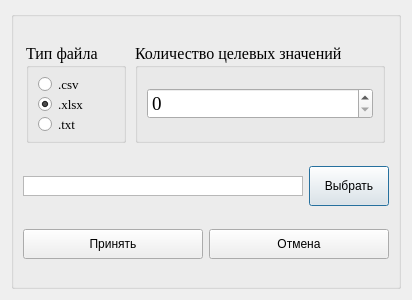
Qt form uixml/FUIfu.ui (ILTZ/NNGUI) before a commit.
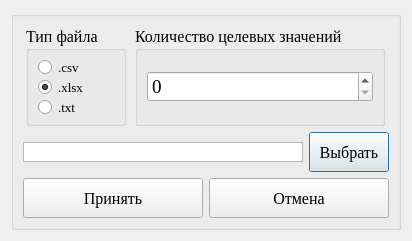
The same form after that commit.

```diff
--- a/uixml/FUIfu.ui
+++ b/uixml/FUIfu.ui
@@ -6,8 +6,8 @@
    <rect>
     <x>0</x>
     <y>0</y>
-    <width>411</width>
-    <height>300</height>
+    <width>410</width>
+    <height>240</height>
    </rect>
   </property>
   <property name="windowTitle">
@@ -110,7 +110,7 @@
                <property name="minimumSize">
                 <size>
                  <width>180</width>
-                 <height>30</height>
+                 <height>25</height>
                 </size>
                </property>
                <property name="font">
@@ -155,6 +155,12 @@
               <height>40</height>
              </size>
             </property>
+            <property name="font">
+             <font>
+              <family>Times New Roman</family>
+              <pointsize>12</pointsize>
+             </font>
+            </property>
             <property name="text">
              <string>Выбрать</string>
             </property>
@@ -169,9 +175,15 @@
             <property name="minimumSize">
              <size>
               <width>180</width>
-              <height>30</height>
+              <height>40</height>
              </size>
             </property>
+            <property name="font">
+             <font>
+              <family>Times New Roman</family>
+              <pointsize>12</pointsize>
+             </font>
+            </property>
             <property name="text">
              <string>Принять</string>
             </property>
@@ -182,9 +194,15 @@
             <property name="minimumSize">
              <size>
               <width>180</width>
-              <height>30</height>
+              <height>40</height>
              </size>
             </property>
+            <property name="font">
+             <font>
+              <family>Times New Roman</family>
+              <pointsize>12</pointsize>
+             </font>
+            </property>
             <property name="text">
              <string>Отмена</string>
             </property>
```
